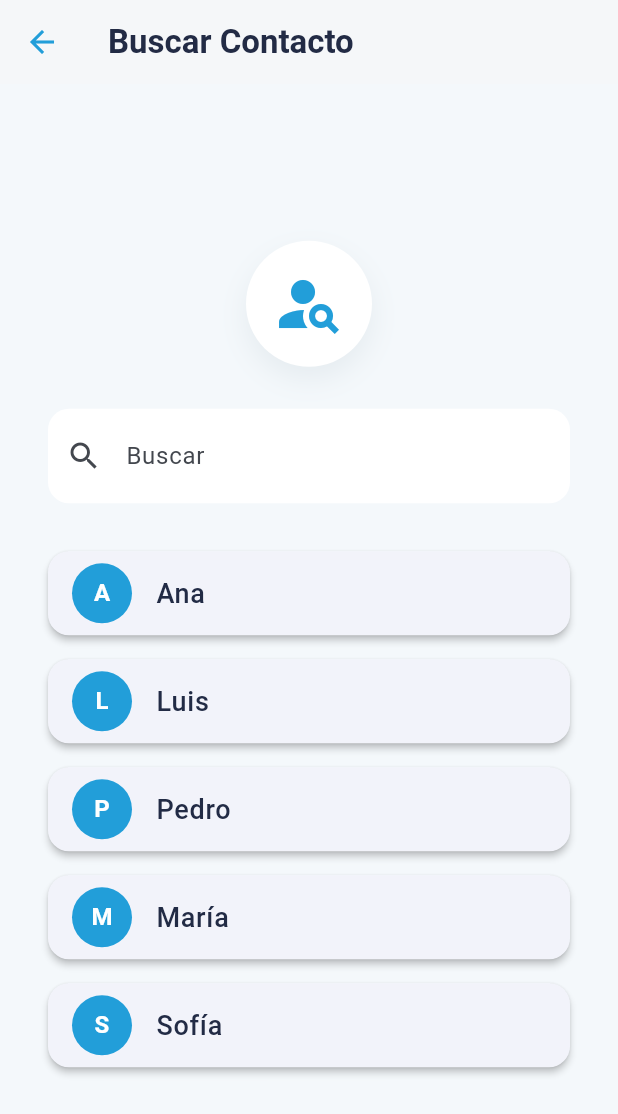
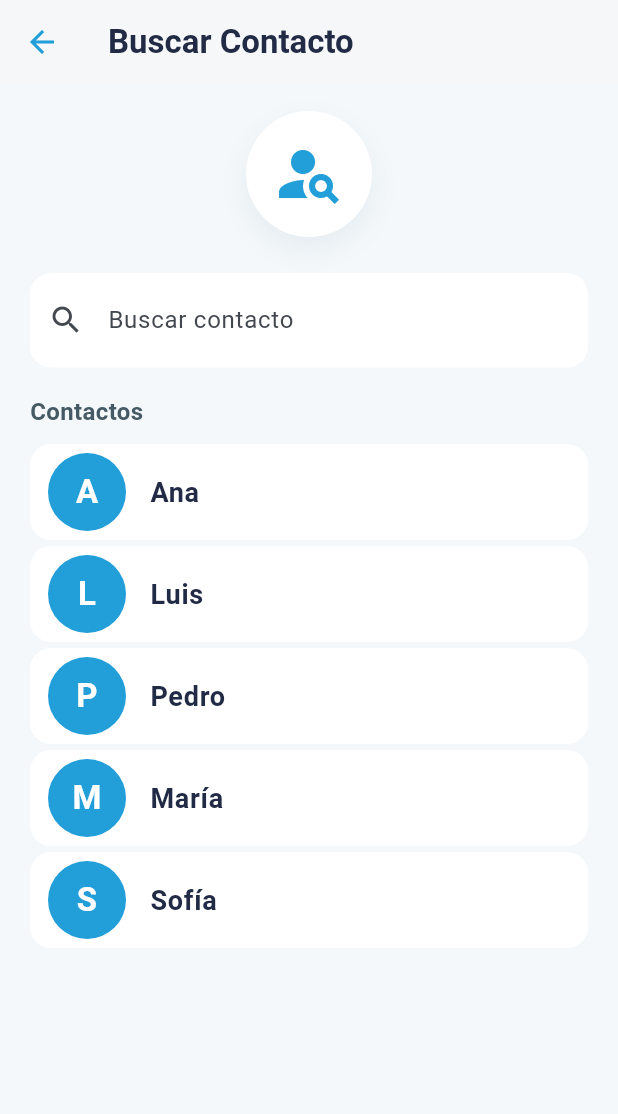
Before and after one commit to Leonard2GG/FreeMess, a Flutter app: the SearchContactsScreen screen opened directly with empty values, on a phone screen of 412 x 824 dp. Shown: the top 1114 px of the screen. Run offline on Flutter 3.47's test engine with Material 3 defaults, Android fonts, the phone set to English and light mode, and no system bars; our stand-ins replace sqflite; accounts and stored records are empty.

Commit message:
Refactor search contacts screen to use stateful widget; implement contact filtering and improve UI layout

```diff
--- a/lib/screens/search_contacts_screen.dart
+++ b/lib/screens/search_contacts_screen.dart
@@ -1,15 +1,81 @@
 import 'package:flutter/material.dart';
 
-class SearchContactsScreen extends StatelessWidget {
+class SearchContactsScreen extends StatefulWidget {
   final Function(String) onSelect;
   const SearchContactsScreen({super.key, required this.onSelect});
 
   @override
+  State<SearchContactsScreen> createState() => _SearchContactsScreenState();
+}
+
+class _SearchContactsScreenState extends State<SearchContactsScreen> {
+  final searchController = TextEditingController();
+  final List<String> contacts = ['Ana', 'Luis', 'Pedro', 'María', 'Sofía'];
+  List<String> filteredContacts = [];
+
+  @override
+  void initState() {
+    super.initState();
+    filteredContacts = List.from(contacts);
+    searchController.addListener(_filterContacts);
+  }
+
+  void _filterContacts() {
+    setState(() {
+      filteredContacts = contacts
+          .where((c) => c.toLowerCase().contains(searchController.text.toLowerCase()))
+          .toList();
+    });
+  }
+
+  @override
+  void dispose() {
+    searchController.dispose();
+    super.dispose();
+  }
+
+  Widget _buildContactTile(String contact) {
+    return GestureDetector(
+      onTap: () {
+        widget.onSelect(contact);
+        Navigator.pop(context);
+      },
+      child: Card(
+        elevation: 0,
+        margin: const EdgeInsets.symmetric(vertical: 2, horizontal: 0),
+        shape: RoundedRectangleBorder(
+          borderRadius: BorderRadius.circular(14),
+        ),
+        color: Colors.white,
+        child: ListTile(
+          contentPadding: const EdgeInsets.symmetric(horizontal: 12, vertical: 4),
+          leading: CircleAvatar(
+            radius: 26,
+            backgroundColor: const Color(0xFF229ED9),
+            child: Text(
+              contact.isNotEmpty ? contact[0].toUpperCase() : '',
+              style: const TextStyle(
+                color: Colors.white,
+                fontWeight: FontWeight.bold,
+                fontSize: 22,
+              ),
+            ),
+          ),
+          title: Text(
+            contact,
+            style: const TextStyle(
+              fontSize: 18,
+              color: Color(0xFF222B45),
+              fontWeight: FontWeight.w600,
+            ),
+          ),
+        ),
+      ),
+    );
+  }
+
+  @override
   Widget build(BuildContext context) {
-    final searchController = TextEditingController();
-    final contacts = ['Ana', 'Luis', 'Pedro', 'María', 'Sofía'];
-    List<String> filteredContacts = List.from(contacts);
-
     return Scaffold(
       backgroundColor: const Color(0xFFF4F8FB),
       appBar: AppBar(
@@ -25,15 +91,13 @@ class SearchContactsScreen extends StatelessWidget {
         elevation: 1,
         iconTheme: const IconThemeData(color: Color(0xFF229ED9)),
       ),
-      body: StatefulBuilder(
-        builder: (context, setState) {
-          return Center(
-            child: SingleChildScrollView(
-              padding: const EdgeInsets.symmetric(horizontal: 32, vertical: 24),
+      body: Padding(
+        padding: const EdgeInsets.symmetric(horizontal: 20, vertical: 18),
         child: Column(
-                mainAxisAlignment: MainAxisAlignment.center,
+          crossAxisAlignment: CrossAxisAlignment.start,
           children: [
-                  Container(
+            Center(
+              child: Container(
                 padding: const EdgeInsets.all(18),
                 decoration: BoxDecoration(
                   color: Colors.white,
@@ -52,11 +116,12 @@ class SearchContactsScreen extends StatelessWidget {
                   color: Color(0xFF229ED9),
                 ),
               ),
-                  const SizedBox(height: 28),
+            ),
+            const SizedBox(height: 24),
             TextField(
               controller: searchController,
               decoration: InputDecoration(
-                      labelText: 'Buscar',
+                labelText: 'Buscar contacto',
                 prefixIcon: const Icon(Icons.search),
                 filled: true,
                 fillColor: Colors.white,
@@ -67,58 +132,39 @@ class SearchContactsScreen extends StatelessWidget {
                 contentPadding: const EdgeInsets.symmetric(vertical: 18),
               ),
               style: const TextStyle(fontSize: 18),
-                    onChanged: (value) {
-                      setState(() {
-                        filteredContacts = contacts
-                            .where((c) => c.toLowerCase().contains(value.toLowerCase()))
-                            .toList();
-                      });
-                    },
             ),
-                  const SizedBox(height: 24),
-                  ListView.builder(
-                    shrinkWrap: true,
-                    physics: const NeverScrollableScrollPhysics(),
+            const SizedBox(height: 18),
+            Text(
+              'Contactos',
+              style: TextStyle(
+                color: Colors.blueGrey[700],
+                fontWeight: FontWeight.bold,
+                fontSize: 16,
+              ),
+            ),
+            const SizedBox(height: 8),
+            Expanded(
+              child: filteredContacts.isEmpty
+                  ? const Center(
+                      child: Text(
+                        'No hay contactos',
+                        style: TextStyle(
+                          color: Color(0xFF7B8D93),
+                          fontSize: 16,
+                        ),
+                      ),
+                    )
+                  : ListView.builder(
                       itemCount: filteredContacts.length,
                       itemBuilder: (context, index) {
                         final contact = filteredContacts[index];
-                      return Card(
-                        elevation: 2,
-                        margin: const EdgeInsets.symmetric(vertical: 8),
-                        shape: RoundedRectangleBorder(
-                          borderRadius: BorderRadius.circular(14),
-                        ),
-                        child: ListTile(
-                          leading: CircleAvatar(
-                            backgroundColor: const Color(0xFF229ED9),
-                            child: Text(
-                              contact.isNotEmpty ? contact[0].toUpperCase() : '',
-                              style: const TextStyle(
-                                  color: Colors.white, fontWeight: FontWeight.bold),
-                            ),
-                          ),
-                          title: Text(
-                            contact,
-                            style: const TextStyle(
-                              fontSize: 18,
-                              color: Color(0xFF222B45),
-                              fontWeight: FontWeight.w500,
-                            ),
-                          ),
-                          onTap: () {
-                            onSelect(contact);
-                            Navigator.pop(context);
+                        return _buildContactTile(contact);
                       },
                     ),
-                      );
-                    },
             ),
           ],
         ),
       ),
     );
-        },
-      ),
-    );
   }
 }
```
Also changed, not shown: lib/screens/create_group_screen.dart (+19 -11 lines), lib/screens/home_screen.dart (+63 -16 lines). Lines whose indentation alone changed are shown as unchanged.
